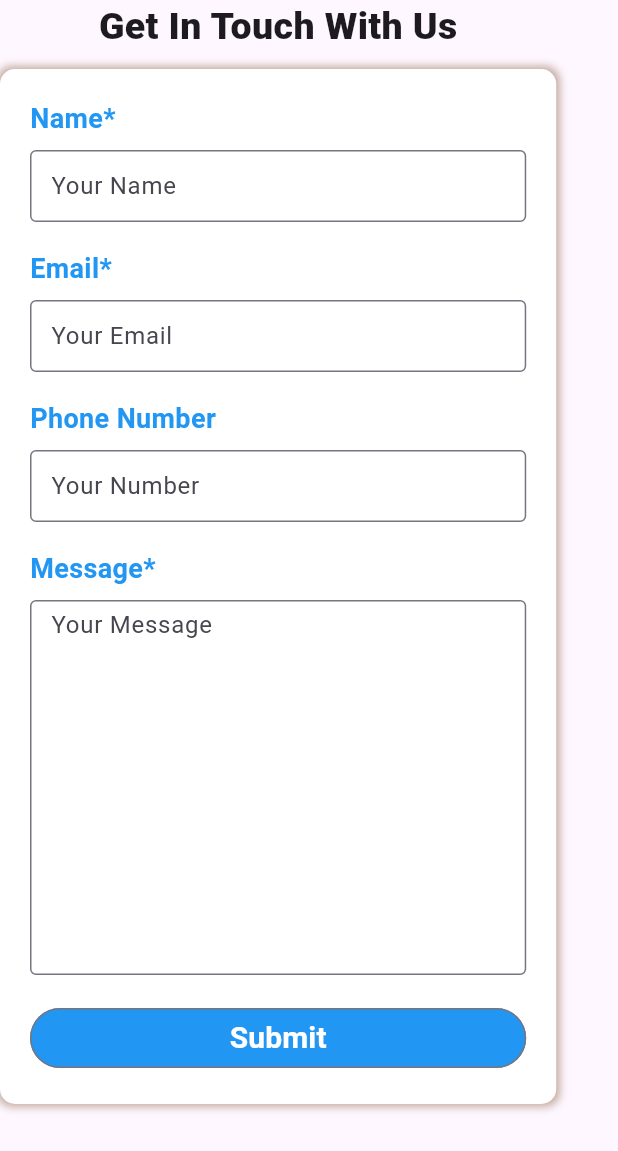
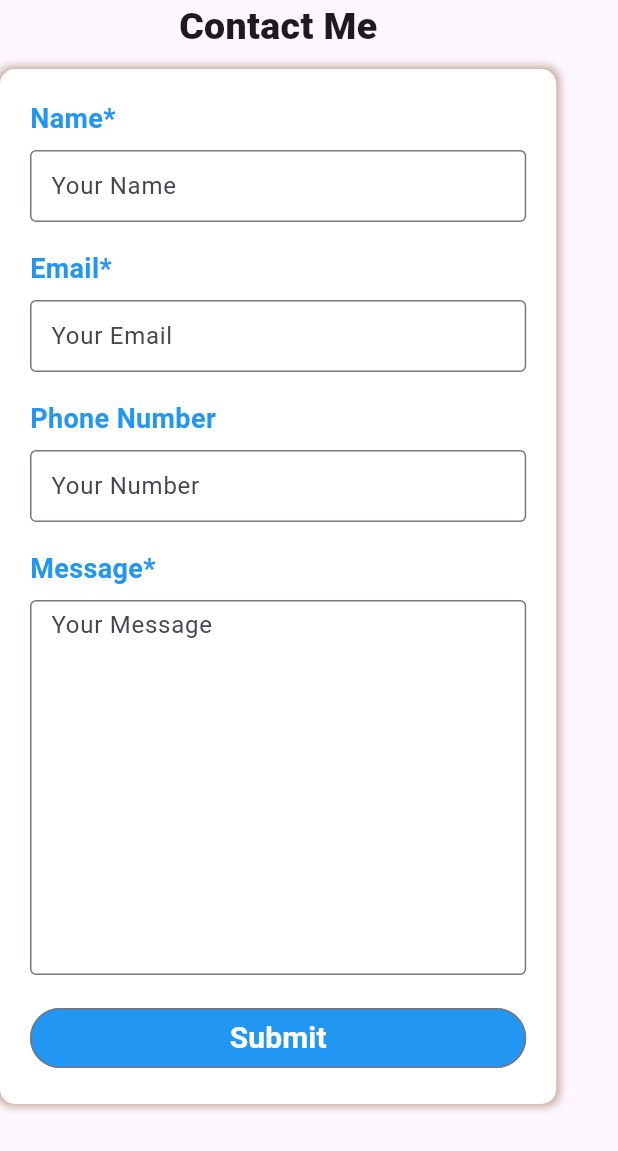
Before and after one commit to UmarTanwar3527/Portfolio_Website, a Flutter app: the ContactForm widget shown alone on an empty page, opened directly, on a phone screen of 412 x 824 dp. Shown: the top 1151 px of the screen. Run offline on Flutter 3.47's test engine with Material 3 defaults, Android fonts, the light colour scheme and no system bars; network calls fail.

Commit message:
ContactMe Updated

```diff
--- a/lib/View/Components/contact_form.dart
+++ b/lib/View/Components/contact_form.dart
@@ -10,7 +10,7 @@ class ContactForm extends StatelessWidget {
     return Column(
       children: [
         const Text(
-          "Get In Touch With Us",
+          "Contact Me",
           style: TextStyle(
             fontSize: 25,
             fontWeight: FontWeight.w800,
```
